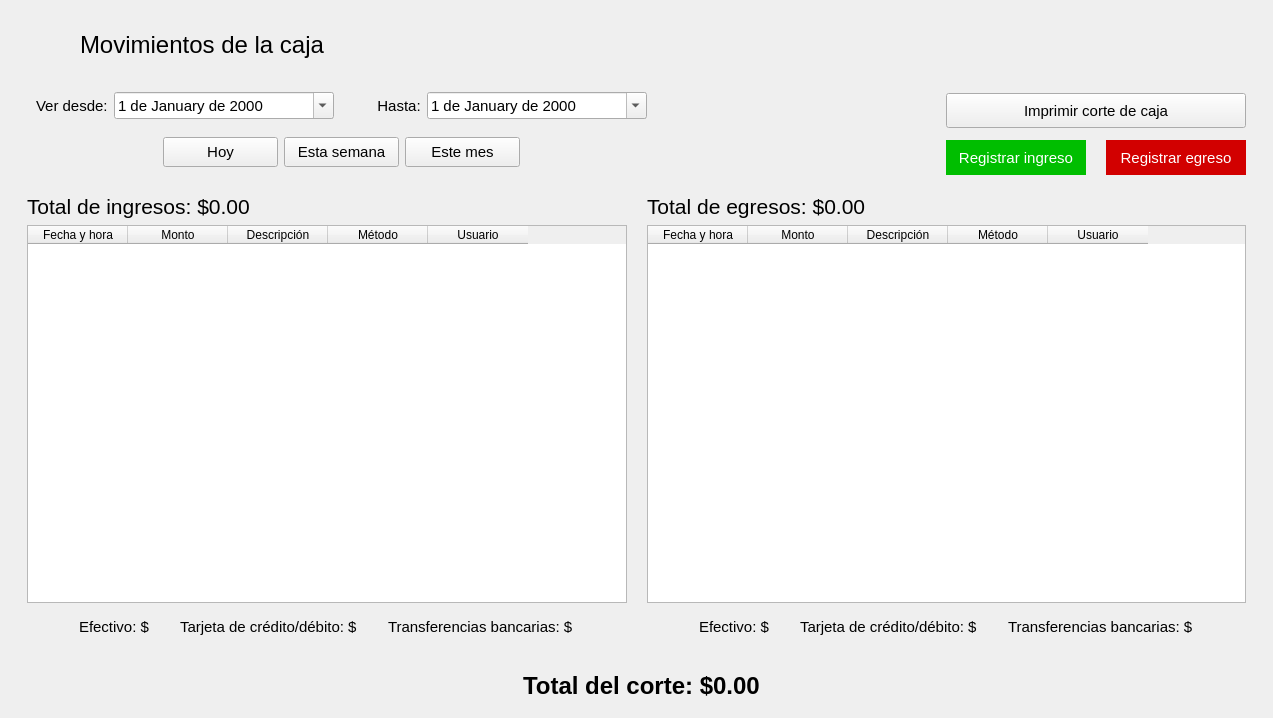
This is ui/Ui_Caja.ui in ivanperez-7/printpos as Qt 5 draws it before an edit. The edited form follows.
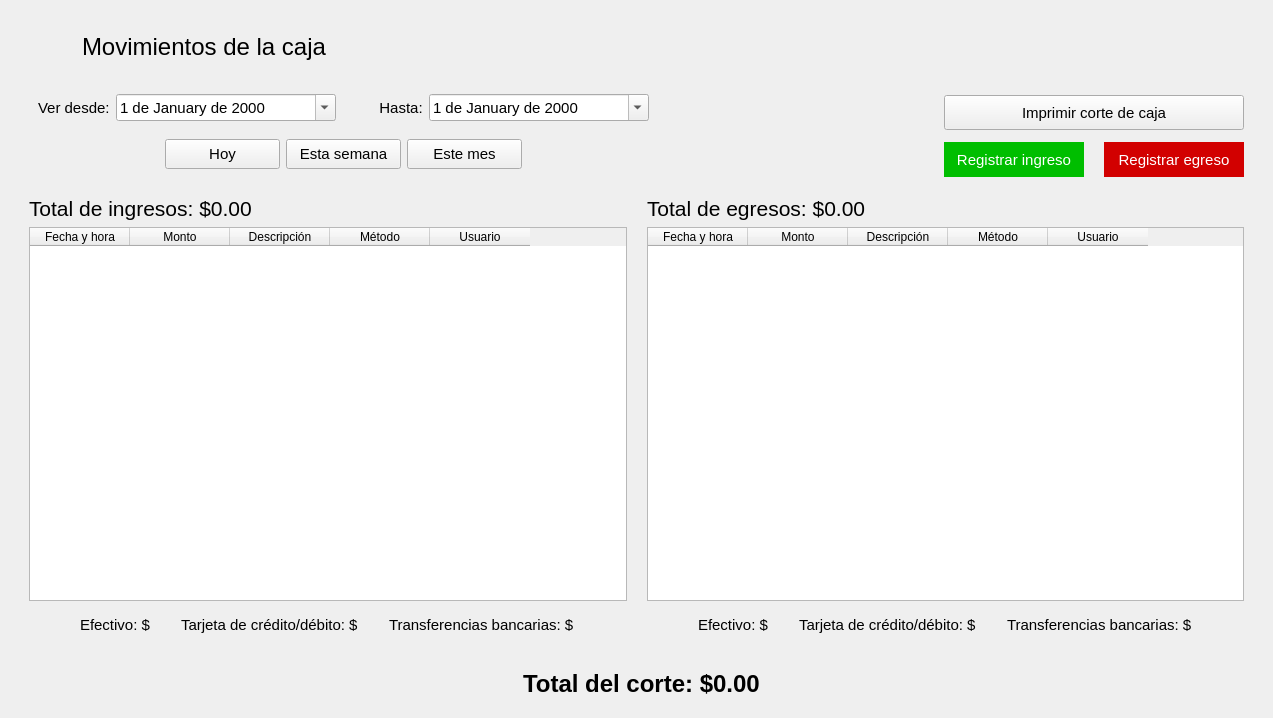
This is the edited form. Icons and pictures are not drawn. Custom widgets are drawn as their Qt base class.

```diff
--- a/ui/Ui_Caja.ui
+++ b/ui/Ui_Caja.ui
@@ -1,7 +1,7 @@
 <?xml version="1.0" encoding="UTF-8"?>
 <ui version="4.0">
  <class>Caja</class>
- <widget class="QMainWindow" name="Caja">
+ <widget class="QWidget" name="Caja">
   <property name="geometry">
    <rect>
     <x>0</x>
@@ -10,25 +10,14 @@
     <height>718</height>
    </rect>
   </property>
-  <property name="minimumSize">
-   <size>
-    <width>1085</width>
-    <height>650</height>
-   </size>
-  </property>
   <property name="windowTitle">
    <string>Administrar usuarios</string>
   </property>
-  <property name="windowIcon">
-   <iconset resource="../resources.qrc">
-    <normaloff>:/img/icon.ico</normaloff>:/img/icon.ico</iconset>
-  </property>
-  <widget class="QWidget" name="centralwidget">
    <layout class="QVBoxLayout" name="verticalLayout">
     <property name="spacing">
      <number>0</number>
     </property>
-    <item alignment="Qt::AlignLeft|Qt::AlignTop">
+   <item alignment="Qt::AlignLeft">
      <widget class="QFrame" name="frame">
       <property name="font">
        <font>
@@ -683,7 +672,6 @@
      </widget>
     </item>
    </layout>
-  </widget>
  </widget>
  <customwidgets>
   <customwidget>
```
Left out of the diff: 2 changed lines with no effect on the pictures. Lines whose indentation alone changed are shown as unchanged.
